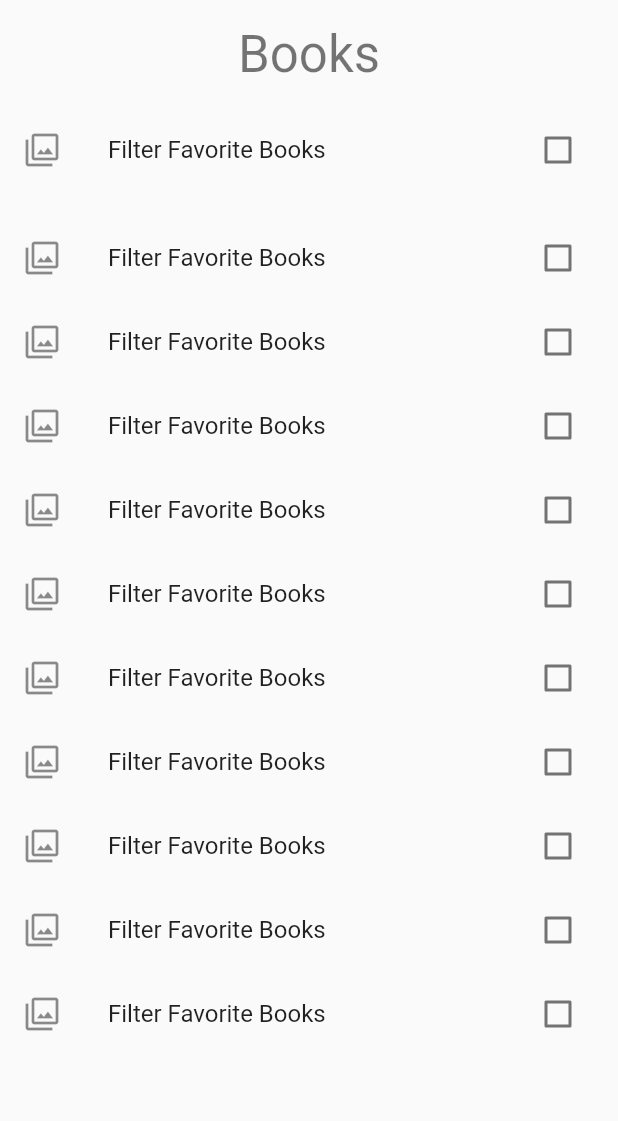
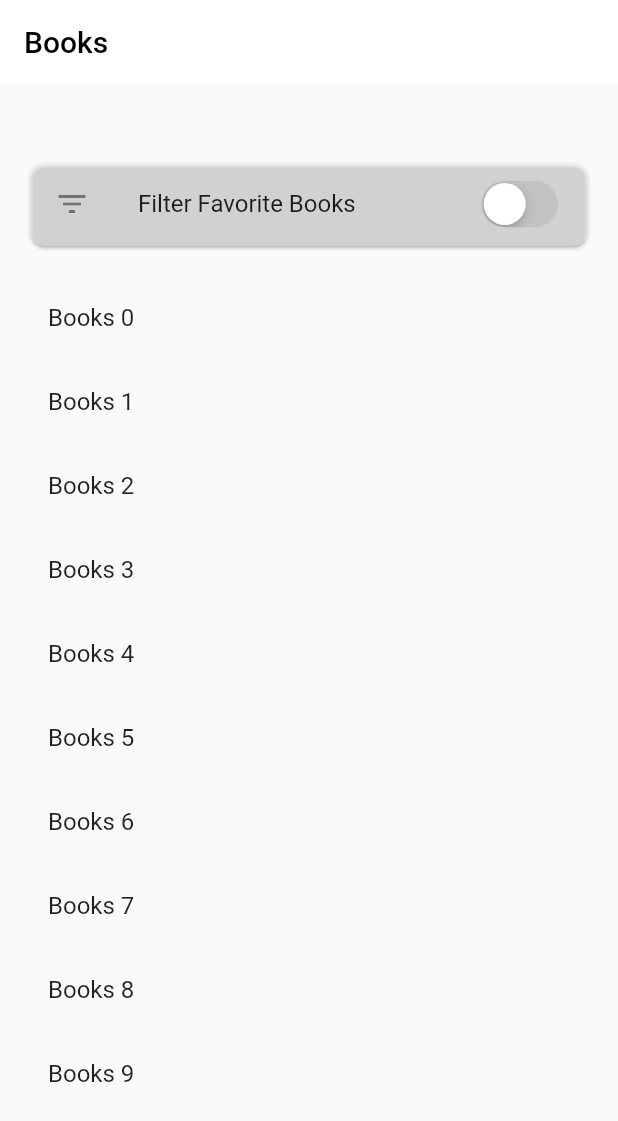
Before and after one commit to SdxCoder/tech_challenge, a Flutter app: the BooksView screen opened directly, on a phone screen of 412 x 824 dp. Shown: the top 1121 px of the screen. Run offline on Flutter 3.47's test engine with Material 2 defaults, Android fonts, the phone set to English and light mode, and no system bars; our stand-ins replace bloc, flutter_bloc, flutter_hooks, freezed_annotation, get_it, injectable; generated files the repository leaves out were written again; network calls fail.

Commit message:
ui completed

```diff
--- a/lib/main.dart
+++ b/lib/main.dart
@@ -1,4 +1,5 @@
 import 'package:KBook_SaadAhmed/src/cubit/books_cubit.dart';
+import 'package:KBook_SaadAhmed/src/views/books_view.dart';
 import 'package:flutter/material.dart';
 import 'package:flutter_bloc/flutter_bloc.dart';
 
@@ -21,8 +22,9 @@ class MyApp extends StatelessWidget {
           theme: ThemeData(
             primarySwatch: Colors.blue,
             visualDensity: VisualDensity.adaptivePlatformDensity,
+
           ),
-          home: Text("Books"),
+          home: BooksView(),
         ));
   }
 }
--- a/lib/src/views/books_view.dart
+++ b/lib/src/views/books_view.dart
@@ -1,30 +1,51 @@
 import 'package:KBook_SaadAhmed/src/cubit/books_cubit.dart';
+import 'package:KBook_SaadAhmed/src/views/books_details_view.dart';
+import 'package:flutter/cupertino.dart';
 import 'package:flutter/material.dart';
 import 'package:flutter_bloc/flutter_bloc.dart';
+import 'package:flutter_hooks/flutter_hooks.dart';
 
 class BooksView extends StatelessWidget {
   @override
   Widget build(BuildContext context) {
     return Scaffold(
-      body: Column(
+      appBar: AppBar(
+        elevation: 0,
+        backgroundColor: Colors.white,
+        title: Text(
+          "Books",
+          style: TextStyle(color: Colors.black),
+        ),
+        actions: [
+          IconButton(icon: Icon(Icons.favorite_border), onPressed: () {})
+        ],
+      ),
+      body: Padding(
+        padding: const EdgeInsets.all(16.0),
+        child: Column(
             mainAxisSize: MainAxisSize.min,
             crossAxisAlignment: CrossAxisAlignment.center,
             children: [
-            SizedBox(height: 16),
-            Text(
-              "Books",
-              style: Theme.of(context).textTheme.headline4,
+              SizedBox(height: 32),
+              Card(
+                elevation: 1,
+                color: Colors.white38,
+                shape: RoundedRectangleBorder(
+                  borderRadius: BorderRadius.circular(10),
                 ),
-            SizedBox(height: 16),
-            ListTile(
-              leading: Icon(Icons.filter),
+                child: ListTile(
+                  leading: Icon(Icons.filter_list),
                   title: Text("Filter Favorite Books"),
-              trailing: Checkbox(value: false, onChanged: (value) {}),
+                  trailing: CheckBoxWidget(onChanged: (value) {
+                    print(value);
+                  }),
+                ),
               ),
               SizedBox(height: 16),
               Expanded(child: _buildBooksList()),
               SizedBox(height: 16),
             ]),
+      ),
     );
   }
 
@@ -37,9 +58,11 @@ class BooksView extends StatelessWidget {
           itemCount: 10,
           itemBuilder: (BuildContext context, int index) {
             return ListTile(
-              leading: Icon(Icons.filter),
-              title: Text("Filter Favorite Books"),
-              trailing: Checkbox(value: false, onChanged: (value) {}),
+              title: Text("Books $index"),
+              onTap: () {
+                Navigator.of(context).push(
+                    MaterialPageRoute(builder: (context) => BookDetailsView()));
+              },
             );
           },
         );
@@ -47,3 +70,20 @@ class BooksView extends StatelessWidget {
     );
   }
 }
+
+class CheckBoxWidget extends HookWidget {
+  final Function(bool) onChanged;
+
+  CheckBoxWidget({@required this.onChanged});
+  @override
+  Widget build(BuildContext context) {
+    final state = useState(false);
+
+    return CupertinoSwitch(
+        value: state.value,
+        onChanged: (val) {
+          state.value = val;
+          onChanged(state.value);
+        });
+  }
+}
--- a/pubspec.yaml
+++ b/pubspec.yaml
@@ -31,6 +31,7 @@ dependencies:
   dio: ^3.0.10
   injectable: ^0.1.0
   get_it: ^3.1.0
+  flutter_hooks: ^0.13.2
 
 
 
```
Also changed, not shown: lib/src/views/books_details_view.dart (+45 -2 lines), pubspec.lock. Lines whose indentation alone changed are shown as unchanged.
